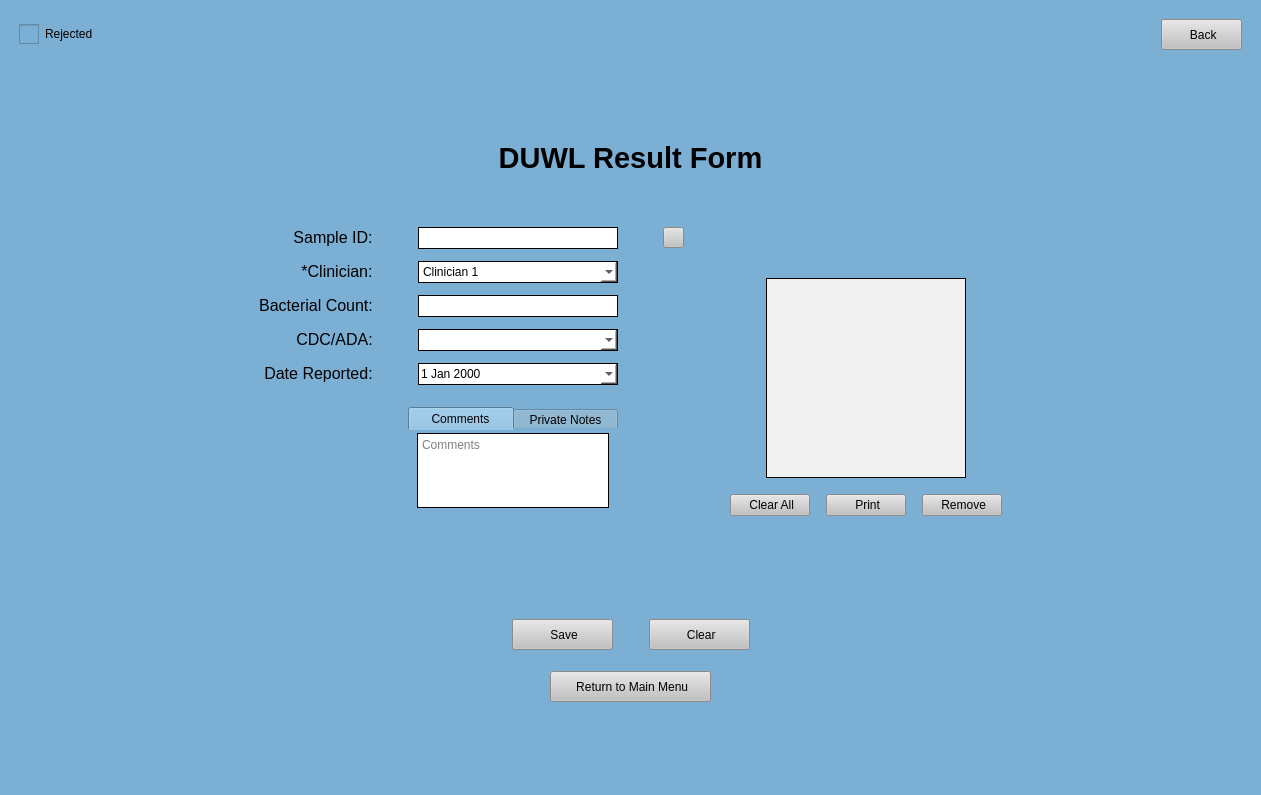
Qt form UI Screens/COMBdb_DUWL_Result_Form.ui (Kasmanian/COMBDb-oldgen) before a commit.
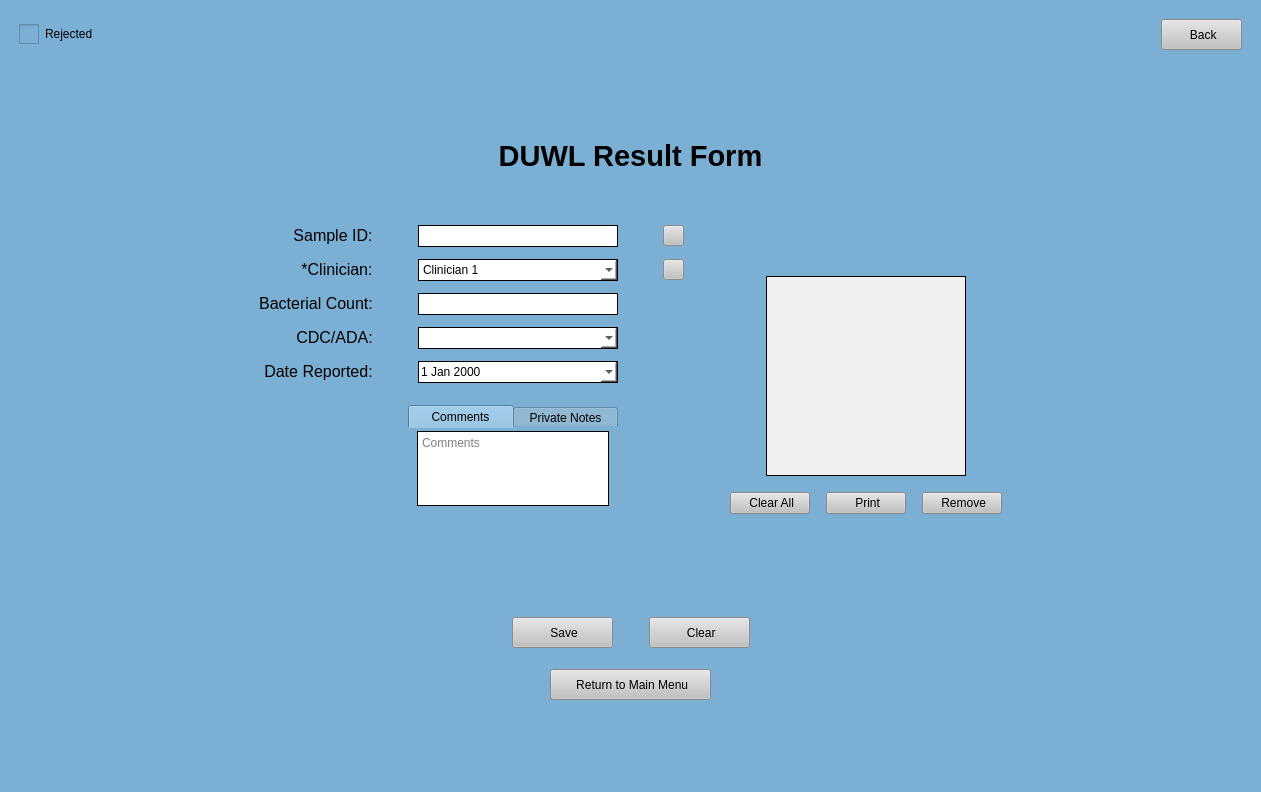
The same form after that commit.

What changed in the file:
```diff
--- a/UI Screens/COMBdb_DUWL_Result_Form.ui
+++ b/UI Screens/COMBdb_DUWL_Result_Form.ui
@@ -7,7 +7,7 @@
     <x>0</x>
     <y>0</y>
     <width>1261</width>
-    <height>795</height>
+    <height>792</height>
    </rect>
   </property>
   <property name="focusPolicy">
@@ -619,6 +619,41 @@
               </property>
              </widget>
             </item>
+            <item row="2" column="2">
+             <widget class="QPushButton" name="find2">
+              <property name="minimumSize">
+               <size>
+                <width>21</width>
+                <height>21</height>
+               </size>
+              </property>
+              <property name="maximumSize">
+               <size>
+                <width>21</width>
+                <height>21</height>
+               </size>
+              </property>
+              <property name="cursor">
+               <cursorShape>PointingHandCursor</cursorShape>
+              </property>
+              <property name="styleSheet">
+               <string notr="true">QPushButton:hover {
+	 background-color: rgb(210, 210, 210);
+}
+
+QPushButton:focus {
+	background-color: rgb(210, 210, 210);
+}
+
+QPushButton {
+	background-color: rgb(193, 193, 193);
+}</string>
+              </property>
+              <property name="text">
+               <string/>
+              </property>
+             </widget>
+            </item>
            </layout>
           </item>
           <item>
```
